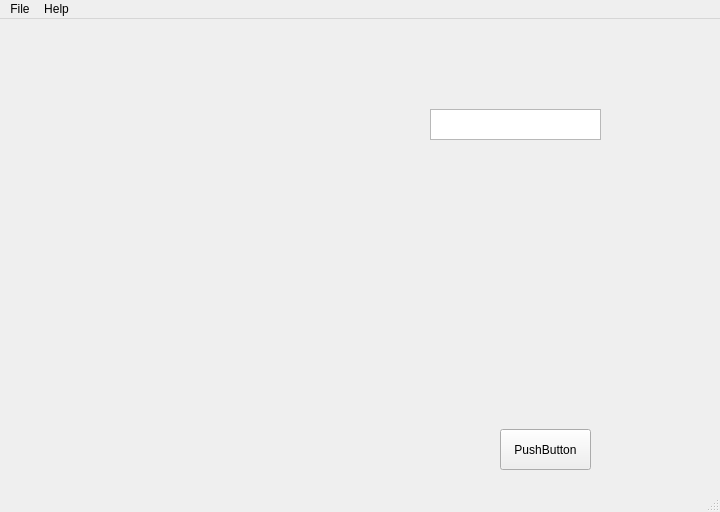
This is mainwindow.ui in Virgo-Observatory/DPI as Qt 5 draws it before an edit. The edited form follows.
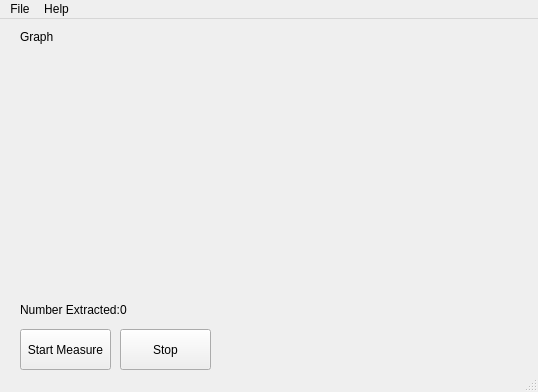
This is the edited form.

Patch:
```diff
--- a/mainwindow.ui
+++ b/mainwindow.ui
@@ -6,8 +6,8 @@
    <rect>
     <x>0</x>
     <y>0</y>
-    <width>720</width>
-    <height>512</height>
+    <width>538</width>
+    <height>392</height>
    </rect>
   </property>
   <property name="windowTitle">
@@ -21,9 +21,9 @@
     <property name="geometry">
      <rect>
       <x>20</x>
-      <y>10</y>
-      <width>341</width>
-      <height>461</height>
+      <y>30</y>
+      <width>511</width>
+      <height>241</height>
      </rect>
     </property>
     <layout class="QGridLayout" name="gridLayout"/>
@@ -31,24 +31,66 @@
    <widget class="QPushButton" name="pushButton">
     <property name="geometry">
      <rect>
-      <x>500</x>
-      <y>410</y>
+      <x>20</x>
+      <y>310</y>
       <width>91</width>
       <height>41</height>
      </rect>
     </property>
     <property name="text">
-     <string>PushButton</string>
+     <string>Start Measure</string>
     </property>
    </widget>
-   <widget class="QTextEdit" name="textEdit">
+   <widget class="QLabel" name="label">
     <property name="geometry">
      <rect>
-      <x>430</x>
-      <y>90</y>
-      <width>171</width>
-      <height>31</height>
+      <x>20</x>
+      <y>10</y>
+      <width>45</width>
+      <height>15</height>
      </rect>
+    </property>
+    <property name="text">
+     <string>Graph</string>
+    </property>
+   </widget>
+   <widget class="QLabel" name="label_2">
+    <property name="geometry">
+     <rect>
+      <x>120</x>
+      <y>280</y>
+      <width>45</width>
+      <height>21</height>
+     </rect>
+    </property>
+    <property name="text">
+     <string>0</string>
+    </property>
+   </widget>
+   <widget class="QLabel" name="label_3">
+    <property name="geometry">
+     <rect>
+      <x>20</x>
+      <y>280</y>
+      <width>101</width>
+      <height>21</height>
+     </rect>
+    </property>
+    <property name="text">
+     <string>Number Extracted:</string>
+    </property>
+   </widget>
+   <widget class="QPushButton" name="pushButton_2">
+    <property name="geometry">
+     <rect>
+      <x>120</x>
+      <y>310</y>
+      <width>91</width>
+      <height>41</height>
+     </rect>
+    </property>
+    <property name="text">
+     <string>Stop</string>
     </property>
    </widget>
   </widget>
@@ -57,7 +99,7 @@
     <rect>
      <x>0</x>
      <y>0</y>
-     <width>720</width>
+     <width>538</width>
      <height>20</height>
     </rect>
    </property>
```
